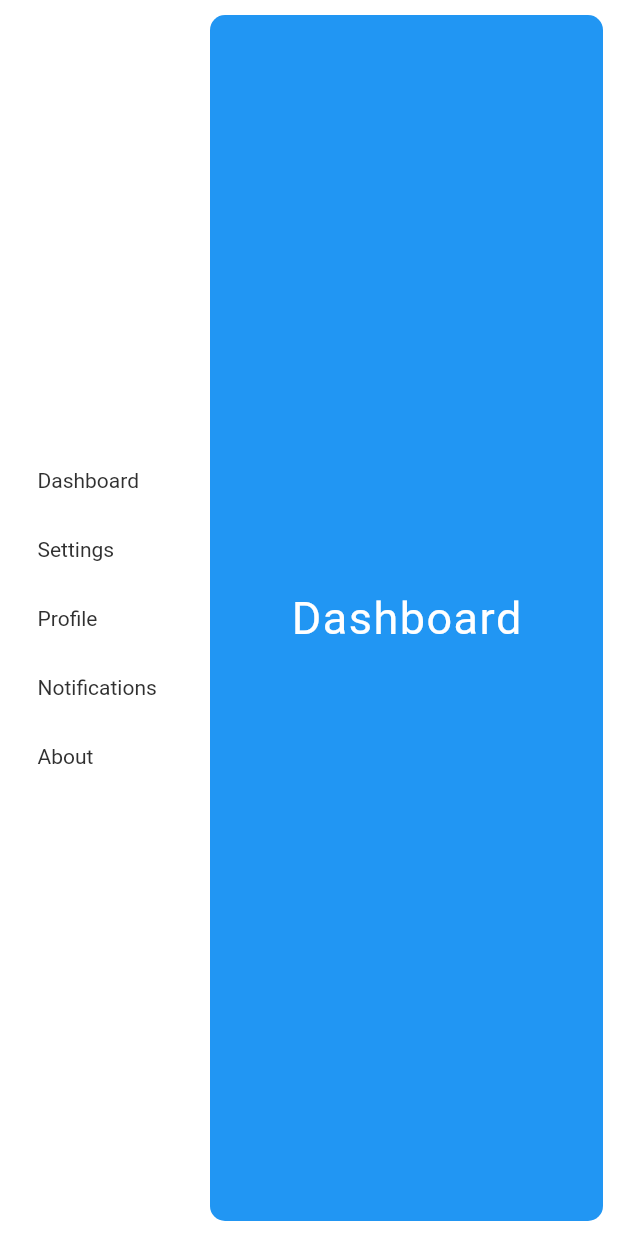
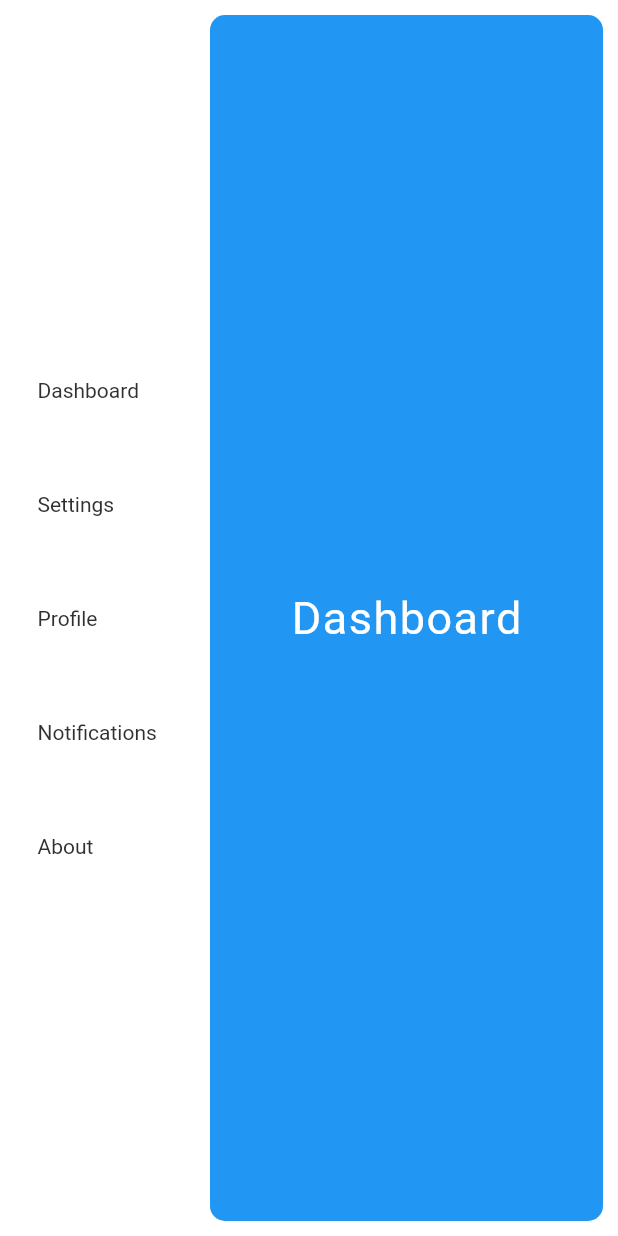
Before and after one commit to Am-I-Worthy/beamer_web_advanced, a Flutter app: the screen it shows after launch, after a tap on "Dashboard", on a phone screen of 412 x 824 dp. Run offline on Flutter 3.47's test engine with Material 2 defaults, Android fonts, the phone set to English and light mode, and no system bars; our stand-ins replace beamer, google_fonts; Roboto replaces fonts that are missing (Overpass).

Commit message:
package update and small changes

```diff
--- a/lib/Screens/settings.dart
+++ b/lib/Screens/settings.dart
@@ -77,7 +77,8 @@ class ProfileSettings extends StatelessWidget {
         elevation: 0.0,
         leading: IconButton(
           onPressed: () {
-            context.beamToNamed('/settings');
+            // context.beamToNamed('/settings');
+            context.beamBack();
           },
           icon: const Icon(
             Icons.arrow_back_ios_new_rounded,
@@ -112,7 +113,8 @@ class AccountSettings extends StatelessWidget {
         elevation: 0.0,
         leading: IconButton(
           onPressed: () {
-            context.beamToNamed('/settings');
+            // context.beamToNamed('/settings');
+            context.beamBack();
           },
           icon: const Icon(
             Icons.arrow_back_ios_new_rounded,
--- a/lib/landing_screen.dart
+++ b/lib/landing_screen.dart
@@ -1,5 +1,10 @@
 import 'package:beamer/beamer.dart';
 import 'package:beamer_web_advanced/Locations/main_screen_locations.dart';
+import 'package:beamer_web_advanced/Screens/about.dart';
+import 'package:beamer_web_advanced/Screens/dashboard.dart';
+import 'package:beamer_web_advanced/Screens/notification.dart';
+import 'package:beamer_web_advanced/Screens/profile.dart';
+import 'package:beamer_web_advanced/Screens/settings.dart';
 import 'package:flutter/material.dart';
 
 class LandingScreen extends StatefulWidget {
@@ -33,73 +38,73 @@ class _LandingScreenState extends State<LandingScreen> {
               key: _beamerKey,
               routerDelegate: BeamerDelegate(
                 // NOTE First Method
-                // locationBuilder: RoutesLocationBuilder(
-                //   routes: {
-                //     '*': (context, state, data) => const SizedBox(),
-                //     '/settings': (context, state, data) {
-                //       print(state.pathPatternSegments);
-                //       if (state.pathPatternSegments.contains('account')) {
-                //         return BeamPage(
-                //           key: ValueKey('AccountsSettings - ${DateTime.now()}'),
-                //           type: BeamPageType.scaleTransition,
-                //           child: const AccountSettings(),
-                //         );
-                //       } else if (state.pathPatternSegments
-                //           .contains('profile')) {
-                //         return BeamPage(
-                //           key: ValueKey('ProfileSettings - ${DateTime.now()}'),
-                //           type: BeamPageType.scaleTransition,
-                //           child: const ProfileSettings(),
-                //         );
-                //       }
-                //       return BeamPage(
-                //         key: ValueKey('Settings - ${DateTime.now()}'),
-                //         type: BeamPageType.scaleTransition,
-                //         child: const Settings(),
-                //       );
-                //     },
-                //     '/dashboard': (context, state, data) => const BeamPage(
-                //           key: ValueKey('Dashboard'),
-                //           type: BeamPageType.scaleTransition,
-                //           child: Dashboard(),
-                //         ),
-                //     '/profile': (context, state, data) => const BeamPage(
-                //           key: ValueKey('Profile'),
-                //           type: BeamPageType.scaleTransition,
-                //           child: Profile(),
-                //         ),
-                //     '/notifications': (context, state, data) => const BeamPage(
-                //           key: ValueKey('Notification'),
-                //           type: BeamPageType.scaleTransition,
-                //           child: Notifications(),
-                //         ),
-                //     '/about': (context, state, data) => const BeamPage(
-                //           key: ValueKey('About'),
-                //           type: BeamPageType.scaleTransition,
-                //           child: About(),
-                //         ),
-                //   },
-                // ),
+                locationBuilder: RoutesLocationBuilder(
+                  routes: {
+                    '*': (context, state, data) => const SizedBox(),
+                    '/settings': (context, state, data) {
+                      print(state.pathPatternSegments);
+                      if (state.pathPatternSegments.contains('account')) {
+                        return BeamPage(
+                          key: ValueKey('AccountsSettings - ${DateTime.now()}'),
+                          type: BeamPageType.scaleTransition,
+                          child: const AccountSettings(),
+                        );
+                      } else if (state.pathPatternSegments
+                          .contains('profile')) {
+                        return BeamPage(
+                          key: ValueKey('ProfileSettings - ${DateTime.now()}'),
+                          type: BeamPageType.scaleTransition,
+                          child: const ProfileSettings(),
+                        );
+                      }
+                      return BeamPage(
+                        key: ValueKey('Settings - ${DateTime.now()}'),
+                        type: BeamPageType.scaleTransition,
+                        child: const Settings(),
+                      );
+                    },
+                    '/dashboard': (context, state, data) => const BeamPage(
+                          key: ValueKey('Dashboard'),
+                          type: BeamPageType.scaleTransition,
+                          child: Dashboard(),
+                        ),
+                    '/profile': (context, state, data) => const BeamPage(
+                          key: ValueKey('Profile'),
+                          type: BeamPageType.scaleTransition,
+                          child: Profile(),
+                        ),
+                    '/notifications': (context, state, data) => const BeamPage(
+                          key: ValueKey('Notification'),
+                          type: BeamPageType.scaleTransition,
+                          child: Notifications(),
+                        ),
+                    '/about': (context, state, data) => const BeamPage(
+                          key: ValueKey('About'),
+                          type: BeamPageType.scaleTransition,
+                          child: About(),
+                        ),
+                  },
+                ),
 
                 // NOTE Secondary Method
-                locationBuilder: (routeInfo, data) {
-                  if (routeInfo.location!.contains('dashboard')) {
-                    return DashboardLocation(routeInfo);
-                  }
-                  if (routeInfo.location!.contains('settings')) {
-                    return SettingsLocation(routeInfo);
-                  }
-                  if (routeInfo.location!.contains('profile')) {
-                    return ProfileLocation(routeInfo);
-                  }
-                  if (routeInfo.location!.contains('notifications')) {
-                    return NotificationLocation(routeInfo);
-                  }
-                  if (routeInfo.location!.contains('about')) {
-                    return AboutLocation(routeInfo);
-                  }
-                  return NotFound(path: routeInfo.location!.toString());
-                },
+                // locationBuilder: (routeInfo, data) {
+                //   if (routeInfo.location!.contains('dashboard')) {
+                //     return DashboardLocation(routeInfo);
+                //   }
+                //   if (routeInfo.location!.contains('settings')) {
+                //     return SettingsLocation(routeInfo);
+                //   }
+                //   if (routeInfo.location!.contains('profile')) {
+                //     return ProfileLocation(routeInfo);
+                //   }
+                //   if (routeInfo.location!.contains('notifications')) {
+                //     return NotificationLocation(routeInfo);
+                //   }
+                //   if (routeInfo.location!.contains('about')) {
+                //     return AboutLocation(routeInfo);
+                //   }
+                //   return NotFound(path: routeInfo.location!.toString());
+                // },
               ),
             ),
           ),
@@ -142,6 +147,7 @@ class _SideNavState extends State<SideNav> {
   @override
   Widget build(BuildContext context) {
     final path = (context.currentBeamLocation.state as BeamState).uri.path;
+    print('path $path');
     if (path.contains('/dashboard')) {
       selected = 0;
     } else if (path.contains('/settings')) {
@@ -170,6 +176,7 @@ class _SideNavState extends State<SideNav> {
               milliseconds: 375,
             ),
             width: 120.0,
+            margin: const EdgeInsets.symmetric(vertical: 15.0),
             child: Material(
               color: Colors.transparent,
               shape: RoundedRectangleBorder(
--- a/pubspec.yaml
+++ b/pubspec.yaml
@@ -34,9 +34,8 @@ dependencies:
   # The following adds the Cupertino Icons font to your application.
   # Use with the CupertinoIcons class for iOS style icons.
   cupertino_icons: ^1.0.2
-  animated_rail: ^1.0.6
-  beamer: ^1.5.0
-  google_fonts: ^3.0.1
+  beamer: ^1.5.5
+  google_fonts: ^4.0.5
 
 dev_dependencies:
   flutter_test:
```
Also changed, not shown: lib/main.dart (+6 -4 lines), pubspec.lock, 2 other files.
